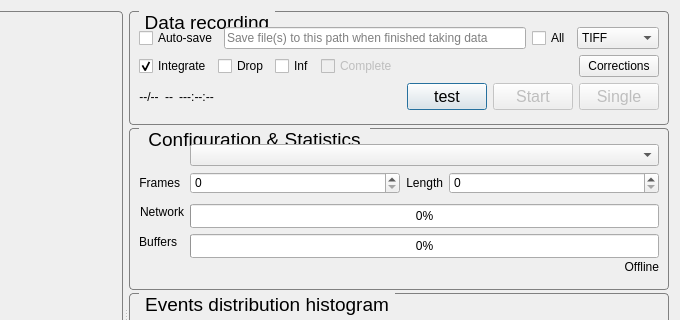
First picture: the form in SpidrMpx3Eq/qcstmglvisualization.ui, repository navrit/dexter, before the edit; both pictures show x 569 to 1249 and y 0 to 320 of the 1249 by 634 pixel window.
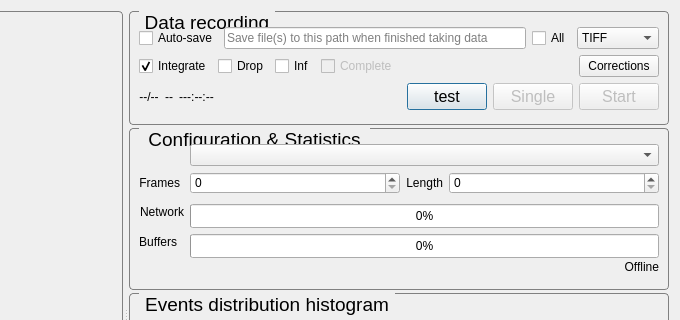
Second picture: the form after the edit. Custom widgets are drawn as their Qt base class.

Commit message: Fix #107 - two stop buttons in interface...

Diff of the .ui file:
```diff
--- a/SpidrMpx3Eq/qcstmglvisualization.ui
+++ b/SpidrMpx3Eq/qcstmglvisualization.ui
@@ -398,68 +398,6 @@
           </item>
           <item>
            <layout class="QGridLayout" name="dataTakingGridLayout">
-            <item row="0" column="6">
-             <widget class="QPushButton" name="startButton">
-              <property name="enabled">
-               <bool>false</bool>
-              </property>
-              <property name="sizePolicy">
-               <sizepolicy hsizetype="Preferred" vsizetype="Fixed">
-                <horstretch>0</horstretch>
-                <verstretch>0</verstretch>
-               </sizepolicy>
-              </property>
-              <property name="font">
-               <font>
-                <pointsize>12</pointsize>
-               </font>
-              </property>
-              <property name="toolTip">
-               <string>Start/Stop</string>
-              </property>
-              <property name="styleSheet">
-               <string notr="true">startButton-&gt;setStyleSheet(&quot;background-color:rgb(255,255,0);&quot;);</string>
-              </property>
-              <property name="text">
-               <string>Start</string>
-              </property>
-              <property name="default">
-               <bool>true</bool>
-              </property>
-             </widget>
-            </item>
-            <item row="0" column="0">
-             <widget class="QLabel" name="frameCntr">
-              <property name="sizePolicy">
-               <sizepolicy hsizetype="Minimum" vsizetype="Preferred">
-                <horstretch>0</horstretch>
-                <verstretch>0</verstretch>
-               </sizepolicy>
-              </property>
-              <property name="toolTip">
-               <string>progress</string>
-              </property>
-              <property name="text">
-               <string>--/--</string>
-              </property>
-              <property name="alignment">
-               <set>Qt::AlignCenter</set>
-              </property>
-             </widget>
-            </item>
-            <item row="0" column="3">
-             <spacer name="horizontalSpacer">
-              <property name="orientation">
-               <enum>Qt::Horizontal</enum>
-              </property>
-              <property name="sizeHint" stdset="0">
-               <size>
-                <width>40</width>
-                <height>20</height>
-               </size>
-              </property>
-             </spacer>
-            </item>
             <item row="0" column="7">
              <widget class="QPushButton" name="singleshotPushButton">
               <property name="enabled">
@@ -552,6 +490,68 @@
               </property>
              </widget>
             </item>
+            <item row="0" column="0">
+             <widget class="QLabel" name="frameCntr">
+              <property name="sizePolicy">
+               <sizepolicy hsizetype="Minimum" vsizetype="Preferred">
+                <horstretch>0</horstretch>
+                <verstretch>0</verstretch>
+               </sizepolicy>
+              </property>
+              <property name="toolTip">
+               <string>progress</string>
+              </property>
+              <property name="text">
+               <string>--/--</string>
+              </property>
+              <property name="alignment">
+               <set>Qt::AlignCenter</set>
+              </property>
+             </widget>
+            </item>
+            <item row="0" column="3">
+             <spacer name="horizontalSpacer_datarecording">
+              <property name="orientation">
+               <enum>Qt::Horizontal</enum>
+              </property>
+              <property name="sizeHint" stdset="0">
+               <size>
+                <width>40</width>
+                <height>20</height>
+               </size>
+              </property>
+             </spacer>
+            </item>
+            <item row="0" column="8">
+             <widget class="QPushButton" name="startButton">
+              <property name="enabled">
+               <bool>false</bool>
+              </property>
+              <property name="sizePolicy">
+               <sizepolicy hsizetype="Preferred" vsizetype="Fixed">
+                <horstretch>0</horstretch>
+                <verstretch>0</verstretch>
+               </sizepolicy>
+              </property>
+              <property name="font">
+               <font>
+                <pointsize>12</pointsize>
+               </font>
+              </property>
+              <property name="toolTip">
+               <string>Start/Stop</string>
+              </property>
+              <property name="styleSheet">
+               <string notr="true">startButton-&gt;setStyleSheet(&quot;background-color:rgb(255,255,0);&quot;);</string>
+              </property>
+              <property name="text">
+               <string>Start</string>
+              </property>
+              <property name="default">
+               <bool>true</bool>
+              </property>
+             </widget>
+            </item>
            </layout>
           </item>
          </layout>
```
The commit also changes 1 other file.
